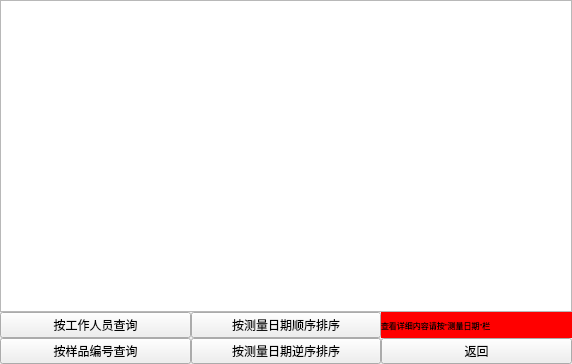
This is sample_data_query.ui in urielyan/kairen_ok335xs as Qt 5 draws it before an edit. The edited form follows.
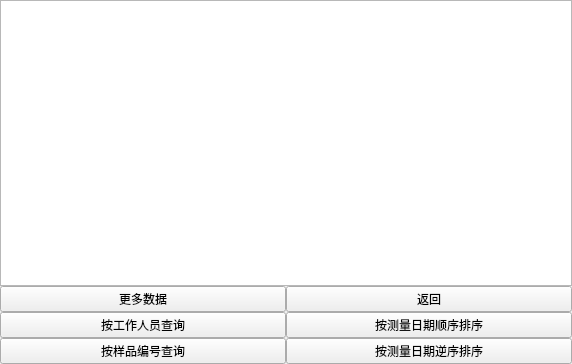
This is the edited form. Custom widgets are drawn as their Qt base class.

```diff
--- a/sample_data_query.ui
+++ b/sample_data_query.ui
@@ -90,31 +90,7 @@
        <property name="spacing">
         <number>0</number>
        </property>
-       <item row="0" column="0">
-        <widget class="QPushButton" name="pushButton">
-         <property name="font">
-          <font>
-           <pointsize>9</pointsize>
-          </font>
-         </property>
-         <property name="text">
-          <string>按工作人员查询</string>
-         </property>
-        </widget>
-       </item>
-       <item row="0" column="1">
-        <widget class="QPushButton" name="b_datetime">
-         <property name="font">
-          <font>
-           <pointsize>9</pointsize>
-          </font>
-         </property>
-         <property name="text">
-          <string>按测量日期顺序排序</string>
-         </property>
-        </widget>
-       </item>
-       <item row="1" column="0">
+       <item row="3" column="0">
         <widget class="QPushButton" name="b_sample">
          <property name="font">
           <font>
@@ -126,7 +102,7 @@
          </property>
         </widget>
        </item>
-       <item row="1" column="1">
+       <item row="3" column="1">
         <widget class="QPushButton" name="b_datetime_disorder">
          <property name="font">
           <font>
@@ -138,7 +114,26 @@
          </property>
         </widget>
        </item>
-       <item row="1" column="2">
+       <item row="1" column="0">
+        <widget class="QPushButton" name="moreData">
+         <property name="text">
+          <string>更多数据</string>
+         </property>
+        </widget>
+       </item>
+       <item row="2" column="0">
+        <widget class="QPushButton" name="pushButton">
+         <property name="font">
+          <font>
+           <pointsize>9</pointsize>
+          </font>
+         </property>
+         <property name="text">
+          <string>按工作人员查询</string>
+         </property>
+        </widget>
+       </item>
+       <item row="1" column="1">
         <widget class="QPushButton" name="pushButton_3">
          <property name="font">
           <font>
@@ -150,18 +145,15 @@
          </property>
         </widget>
        </item>
-       <item row="0" column="2">
-        <widget class="QLabel" name="label">
+       <item row="2" column="1">
+        <widget class="QPushButton" name="b_datetime">
          <property name="font">
           <font>
-           <pointsize>6</pointsize>
+           <pointsize>9</pointsize>
           </font>
          </property>
-         <property name="styleSheet">
-          <string notr="true">background-color: rgb(255, 0, 0);</string>
-         </property>
          <property name="text">
-          <string>查看详细内容请按&quot;测量日期&quot;栏</string>
+          <string>按测量日期顺序排序</string>
          </property>
         </widget>
        </item>
```
Left out of the diff: 11 changed lines with no effect on the pictures.
